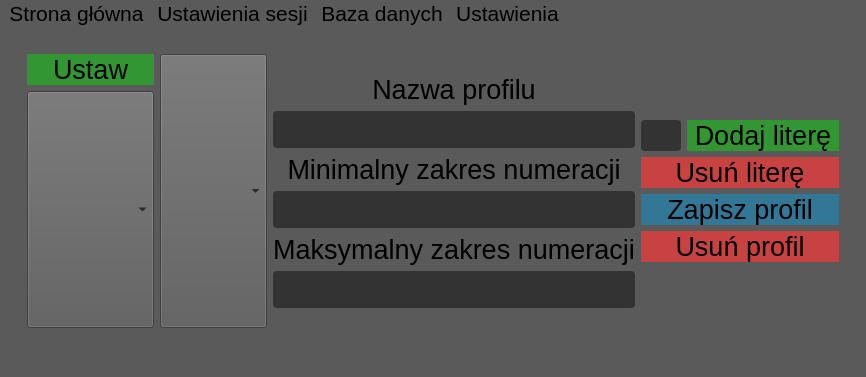
Before: the Qt Designer form ui_main.ui in Bre3n/ID-Parts, drawn with Qt 5.
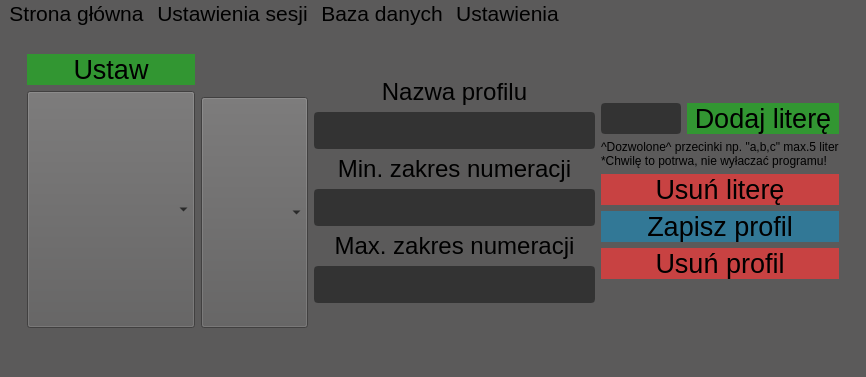
After: the same form once the commit is applied. The open tabs and pages were chosen to show the change.

Patch:
```diff
--- a/ui_main.ui
+++ b/ui_main.ui
@@ -1683,20 +1683,58 @@
                  </layout>
                 </item>
                 <item>
-                 <widget class="QComboBox" name="comboBox_4">
-                  <property name="sizePolicy">
-                   <sizepolicy hsizetype="Fixed" vsizetype="Expanding">
-                    <horstretch>0</horstretch>
-                    <verstretch>0</verstretch>
-                   </sizepolicy>
-                  </property>
-                  <property name="font">
-                   <font>
-                    <family>Segoe UI</family>
-                    <pointsize>16</pointsize>
-                   </font>
-                  </property>
-                 </widget>
+                 <layout class="QVBoxLayout" name="verticalLayout_20">
+                  <item>
+                   <widget class="QLabel" name="label_41">
+                    <property name="sizePolicy">
+                     <sizepolicy hsizetype="Minimum" vsizetype="Fixed">
+                      <horstretch>0</horstretch>
+                      <verstretch>0</verstretch>
+                     </sizepolicy>
+                    </property>
+                    <property name="minimumSize">
+                     <size>
+                      <width>100</width>
+                      <height>37</height>
+                     </size>
+                    </property>
+                    <property name="maximumSize">
+                     <size>
+                      <width>100</width>
+                      <height>16777215</height>
+                     </size>
+                    </property>
+                    <property name="font">
+                     <font>
+                      <family>Segoe UI</family>
+                      <pointsize>14</pointsize>
+                     </font>
+                    </property>
+                    <property name="text">
+                     <string/>
+                    </property>
+                    <property name="alignment">
+                     <set>Qt::AlignCenter</set>
+                    </property>
+                   </widget>
+                  </item>
+                  <item>
+                   <widget class="QComboBox" name="comboBox_4">
+                    <property name="sizePolicy">
+                     <sizepolicy hsizetype="Fixed" vsizetype="Expanding">
+                      <horstretch>0</horstretch>
+                      <verstretch>0</verstretch>
+                     </sizepolicy>
+                    </property>
+                    <property name="font">
+                     <font>
+                      <family>Segoe UI</family>
+                      <pointsize>16</pointsize>
+                     </font>
+                    </property>
+                   </widget>
+                  </item>
+                 </layout>
                 </item>
                </layout>
               </item>
@@ -1718,15 +1756,21 @@
                 <item>
                  <widget class="QLabel" name="label_32">
                   <property name="sizePolicy">
-                   <sizepolicy hsizetype="Preferred" vsizetype="Fixed">
+                   <sizepolicy hsizetype="Expanding" vsizetype="Fixed">
                     <horstretch>0</horstretch>
                     <verstretch>0</verstretch>
                    </sizepolicy>
                   </property>
+                  <property name="maximumSize">
+                   <size>
+                    <width>300</width>
+                    <height>16777215</height>
+                   </size>
+                  </property>
                   <property name="font">
                    <font>
                     <family>Segoe UI</family>
-                    <pointsize>20</pointsize>
+                    <pointsize>18</pointsize>
                    </font>
                   </property>
                   <property name="text">
@@ -1739,6 +1783,18 @@
                 </item>
                 <item>
                  <widget class="QLineEdit" name="lineEdit_8">
+                  <property name="sizePolicy">
+                   <sizepolicy hsizetype="Preferred" vsizetype="Fixed">
+                    <horstretch>0</horstretch>
+                    <verstretch>0</verstretch>
+                   </sizepolicy>
+                  </property>
+                  <property name="maximumSize">
+                   <size>
+                    <width>300</width>
+                    <height>16777215</height>
+                   </size>
+                  </property>
                   <property name="font">
                    <font>
                     <family>Segoe UI</family>
@@ -1773,14 +1829,20 @@
                     <verstretch>0</verstretch>
                    </sizepolicy>
                   </property>
+                  <property name="maximumSize">
+                   <size>
+                    <width>300</width>
+                    <height>16777215</height>
+                   </size>
+                  </property>
                   <property name="font">
                    <font>
                     <family>Segoe UI</family>
-                    <pointsize>20</pointsize>
+                    <pointsize>18</pointsize>
                    </font>
                   </property>
                   <property name="text">
-                   <string>Minimalny zakres numeracji</string>
+                   <string>Min. zakres numeracji</string>
                   </property>
                   <property name="alignment">
                    <set>Qt::AlignCenter</set>
@@ -1789,6 +1851,18 @@
                 </item>
                 <item>
                  <widget class="QLineEdit" name="lineEdit_9">
+                  <property name="sizePolicy">
+                   <sizepolicy hsizetype="Preferred" vsizetype="Fixed">
+                    <horstretch>0</horstretch>
+                    <verstretch>0</verstretch>
+                   </sizepolicy>
+                  </property>
+                  <property name="maximumSize">
+                   <size>
+                    <width>300</width>
+                    <height>16777215</height>
+                   </size>
+                  </property>
                   <property name="font">
                    <font>
                     <family>Segoe UI</family>
@@ -1823,14 +1897,20 @@
                     <verstretch>0</verstretch>
                    </sizepolicy>
                   </property>
+                  <property name="maximumSize">
+                   <size>
+                    <width>300</width>
+                    <height>16777215</height>
+                   </size>
+                  </property>
                   <property name="font">
                    <font>
                     <family>Segoe UI</family>
-                    <pointsize>20</pointsize>
+                    <pointsize>18</pointsize>
                    </font>
                   </property>
                   <property name="text">
-                   <string>Maksymalny zakres numeracji</string>
+                   <string>Max. zakres numeracji</string>
                   </property>
                   <property name="alignment">
                    <set>Qt::AlignCenter</set>
@@ -1839,6 +1919,18 @@
                 </item>
                 <item>
                  <widget class="QLineEdit" name="lineEdit_10">
+                  <property name="sizePolicy">
+                   <sizepolicy hsizetype="Preferred" vsizetype="Fixed">
+                    <horstretch>0</horstretch>
+                    <verstretch>0</verstretch>
+                   </sizepolicy>
+                  </property>
+                  <property name="maximumSize">
+                   <size>
+                    <width>300</width>
+                    <height>16777215</height>
+                   </size>
+                  </property>
                   <property name="font">
                    <font>
                     <family>Segoe UI</family>
@@ -1887,6 +1979,9 @@
                   <property name="orientation">
                    <enum>Qt::Vertical</enum>
                   </property>
+                  <property name="sizeType">
+                   <enum>QSizePolicy::Expanding</enum>
+                  </property>
                   <property name="sizeHint" stdset="0">
                    <size>
                     <width>20</width>
@@ -1907,7 +2002,7 @@
                     </property>
                     <property name="maximumSize">
                      <size>
-                      <width>40</width>
+                      <width>80</width>
                       <height>16777215</height>
                      </size>
                     </property>
@@ -1970,6 +2065,19 @@
                   </item>
                  </layout>
                 </item>
+                <item>
+                 <widget class="QLabel" name="label_42">
+                  <property name="font">
+                   <font>
+                    <family>Segoe UI</family>
+                   </font>
+                  </property>
+                  <property name="text">
+                   <string>^Dozwolone^ przecinki np. &quot;a,b,c&quot; max.5 liter
+*Chwilę to potrwa, nie wyłaczać programu!</string>
+                  </property>
+                 </widget>
+                </item>
                 <item>
                  <widget class="QPushButton" name="bn_settings_dell">
                   <property name="font">
```
Left out of the diff: 6 changed lines with no effect on the pictures.
